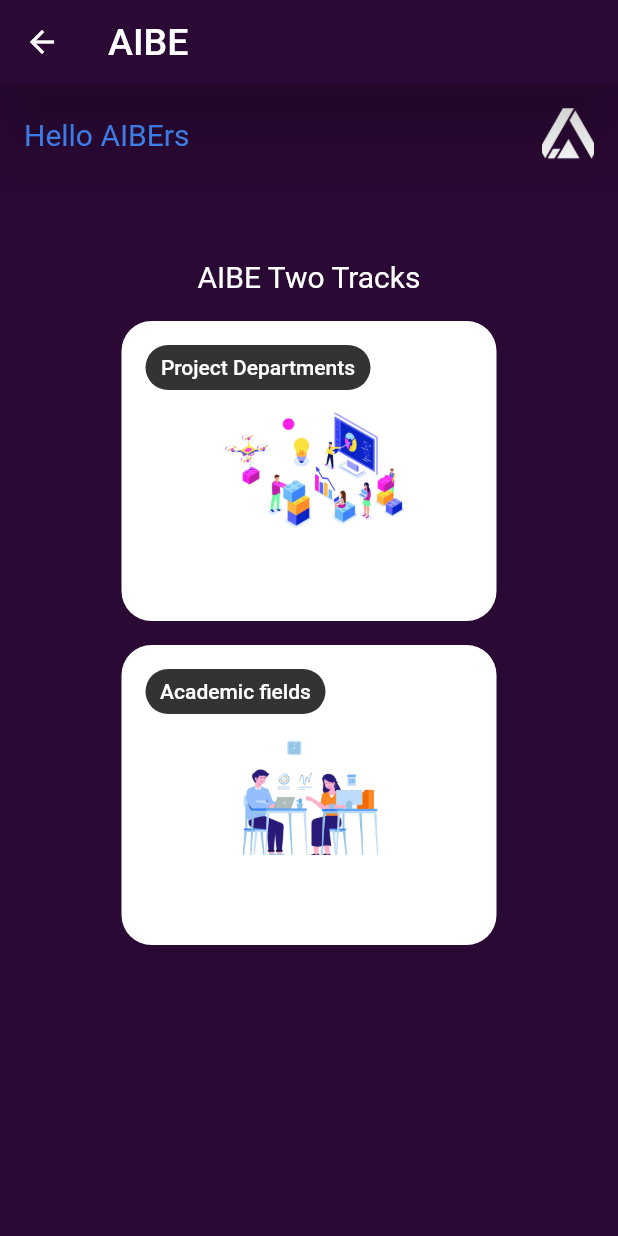
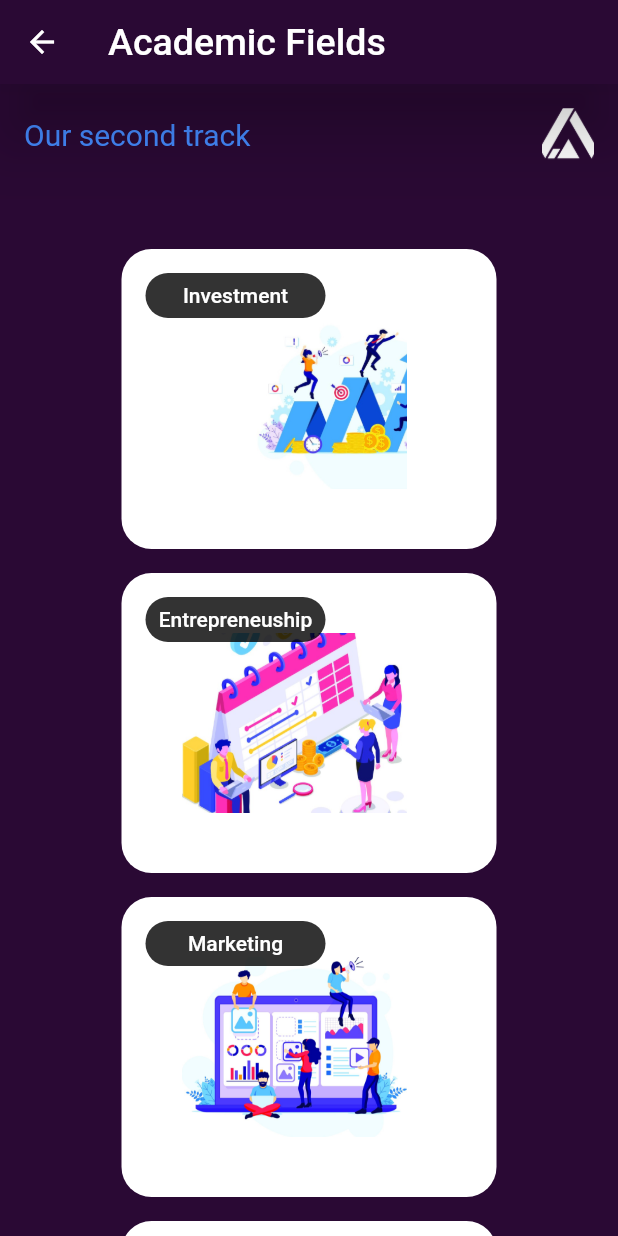
Before and after one commit to mohameds123/AIBE, a Flutter app: the AIBELayOut screen opened directly, after a tap on "Academic fields", on a phone screen of 412 x 824 dp. Run offline on Flutter 3.47's test engine with Material 2 defaults, Android fonts, the phone set to English and light mode, and no system bars; our stand-ins replace bloc, cloud_firestore, firebase_auth, firebase_core, flutter_bloc, flutter_conditional_rendering and 6 more; accounts and stored records are empty; project files that could hold a hidden picture were left out.

Commit message:
rezk2 commit

```diff
--- a/lib/main.dart
+++ b/lib/main.dart
@@ -19,6 +19,7 @@ import 'observer.dart';
 //muhammed rezk
 void main()async {
   WidgetsFlutterBinding.ensureInitialized();
+
   await Firebase.initializeApp().then((value) => {
     print('firebase initialized successfully')
   }).catchError((error){
--- /dev/null
+++ b/lib/modules/academic/academic_screen.dart
@@ -0,0 +1,251 @@
+import 'package:cars_shopping/project_department.dart';
+import 'package:flutter/material.dart';
+import 'package:flutter_hex_color/flutter_hex_color.dart';
+class AcademicScreen extends StatelessWidget {
+  @override
+  Widget build(BuildContext context) {
+    return Scaffold(
+      backgroundColor:HexColor('2A0934'),
+      appBar: AppBar(
+        elevation: 20.0,
+        backgroundColor:HexColor('2A0934'),
+        title: Text(
+          'Academic Fields',
+          style: TextStyle(
+            fontSize: 25.0,
+          ),
+        ),
+      ),
+      body: SingleChildScrollView(
+        physics: BouncingScrollPhysics(),
+        child: ListView(
+          physics: NeverScrollableScrollPhysics(),
+          shrinkWrap: true,
+          children: [
+            Padding(
+              padding: const EdgeInsets.all(16.0),
+              child: Row(
+                children: [
+                  Text(
+                    'Our second track',
+                    style: TextStyle(
+                      color: Colors.blueAccent,
+                      fontSize: 20.0,
+                    ),
+                  ),
+                  Spacer(),
+                  Image.asset(
+                    'images/x2.png',
+                    width: 35.0,
+                    height: 35.0,
+                    fit: BoxFit.cover,
+                  )
+                ],
+              ),
+            ),
+            SizedBox(
+              height: 25.0,
+            ),
+
+            SizedBox(
+              height: 18.0,
+            ),
+            Center(
+              child: MaterialButton(
+                onPressed: (){
+                  Navigator.push(context, MaterialPageRoute(builder: (context)=>AcademicScreen()));
+                },
+                child: Container(
+                    width: 250.0,
+                    height: 200.0,
+                    decoration: BoxDecoration(
+                        borderRadius: BorderRadius.circular(20.0),
+                        color: Colors.white
+                    ),
+                    child:Stack(
+                      children: [
+                        Padding(
+                          padding: const EdgeInsets.all(40.0),
+                          child: Image.asset(
+                            'images/invest.jpeg',
+                            width: 150,
+                            height: 120,
+                            fit: BoxFit.cover,
+                          ),
+                        ),
+                        Padding(
+                          padding: const EdgeInsets.all(16.0),
+                          child: Container(
+                            width: 120,
+                            height: 30,
+                            decoration: BoxDecoration(
+                                borderRadius: BorderRadius.circular(20.0),
+                                color: Colors.black.withOpacity(0.8)
+                            ),
+                            child: Center(
+                              child: Text(
+                                'Investment',
+                                style: TextStyle(
+                                  color: Colors.white,
+                                ),
+                              ),
+                            ),
+                          ),
+                        ),
+                      ],
+                    )
+                ),
+              ),
+            ),
+            SizedBox(height: 16.0,),
+            Center(
+              child: MaterialButton(
+                onPressed: (){
+                  Navigator.push(context, MaterialPageRoute(builder: (context)=>AcademicScreen()));
+                },
+                child: Container(
+                    width: 250.0,
+                    height: 200.0,
+                    decoration: BoxDecoration(
+                        borderRadius: BorderRadius.circular(20.0),
+                        color: Colors.white
+                    ),
+                    child:Stack(
+                      children: [
+                        Padding(
+                          padding: const EdgeInsets.all(40.0),
+                          child: Image.asset(
+                            'images/entr.jpeg',
+                            width: 150,
+                            height: 120,
+                            fit: BoxFit.cover,
+                          ),
+                        ),
+                        Padding(
+                          padding: const EdgeInsets.all(16.0),
+                          child: Container(
+                            width: 120,
+                            height: 30,
+                            decoration: BoxDecoration(
+                                borderRadius: BorderRadius.circular(20.0),
+                                color: Colors.black.withOpacity(0.8)
+                            ),
+                            child: Center(
+                              child: Text(
+                                'Entrepreneuship',
+                                style: TextStyle(
+                                  color: Colors.white,
+                                ),
+                              ),
+                            ),
+                          ),
+                        ),
+                      ],
+                    )
+                ),
+              ),
+            ),
+            SizedBox(height: 16.0,),
+            Center(
+              child: MaterialButton(
+                onPressed: (){
+                  Navigator.push(context, MaterialPageRoute(builder: (context)=>AcademicScreen()));
+                },
+                child: Container(
+                    width: 250.0,
+                    height: 200.0,
+                    decoration: BoxDecoration(
+                        borderRadius: BorderRadius.circular(20.0),
+                        color: Colors.white
+                    ),
+                    child:Stack(
+                      children: [
+                        Padding(
+                          padding: const EdgeInsets.all(40.0),
+                          child: Image.asset(
+                            'images/mar.jpeg',
+                            width: 150,
+                            height: 120,
+                            fit: BoxFit.cover,
+                          ),
+                        ),
+                        Padding(
+                          padding: const EdgeInsets.all(16.0),
+                          child: Container(
+                            width: 120,
+                            height: 30,
+                            decoration: BoxDecoration(
+                                borderRadius: BorderRadius.circular(20.0),
+                                color: Colors.black.withOpacity(0.8)
+                            ),
+                            child: Center(
+                              child: Text(
+                                'Marketing',
+                                style: TextStyle(
+                                  color: Colors.white,
+                                ),
+                              ),
+                            ),
+                          ),
+                        ),
+                      ],
+                    )
+                ),
+              ),
+            ),
+            SizedBox(height: 16.0,),
+            Center(
+              child: MaterialButton(
+                onPressed: (){
+                  Navigator.push(context, MaterialPageRoute(builder: (context)=>AcademicScreen()));
+                },
+                child: Container(
+                    width: 250.0,
+                    height: 200.0,
+                    decoration: BoxDecoration(
+                        borderRadius: BorderRadius.circular(20.0),
+                        color: Colors.white
+                    ),
+                    child:Stack(
+                      children: [
+                        Padding(
+                          padding: const EdgeInsets.all(40.0),
+                          child: Image.asset(
+                            'images/eco.jpeg',
+                            width: 150,
+                            height: 120,
+                            fit: BoxFit.cover,
+                          ),
+                        ),
+                        Padding(
+                          padding: const EdgeInsets.all(16.0),
+                          child: Container(
+                            width: 120,
+                            height: 30,
+                            decoration: BoxDecoration(
+                                borderRadius: BorderRadius.circular(20.0),
+                                color: Colors.black.withOpacity(0.8)
+                            ),
+                            child: Center(
+                              child: Text(
+                                'Economics',
+                                style: TextStyle(
+                                  color: Colors.white,
+                                ),
+                              ),
+                            ),
+                          ),
+                        ),
+                      ],
+                    )
+                ),
+              ),
+            ),
+          ],
+        ),
+      ),
+    );
+  }
+}
+// width: double.infinity,
+//
--- a/lib/modules/layout/aibe.dart
+++ b/lib/modules/layout/aibe.dart
@@ -1,3 +1,4 @@
+import 'package:cars_shopping/modules/academic/academic_screen.dart';
 import 'package:cars_shopping/project_department.dart';
 import 'package:flutter/material.dart';
 import 'package:flutter_hex_color/flutter_hex_color.dart';
@@ -111,7 +112,9 @@ class AIBELayOut extends StatelessWidget {
             SizedBox(height: 16.0,),
             Center(
               child: MaterialButton(
-                onPressed: (){},
+                onPressed: (){
+                  Navigator.push(context, MaterialPageRoute(builder: (context)=>AcademicScreen()));
+                },
                 child: Container(
                     width: 250.0,
                     height: 200.0,
@@ -154,6 +157,7 @@ class AIBELayOut extends StatelessWidget {
                 ),
               ),
             ),
+
           ],
         ),
       ),
```
Also changed, not shown: pubspec.yaml (+1 -13 lines), images/eco.jpeg (added), images/entr.jpeg (added), images/invest.jpeg (added), images/mar.jpeg (added).
